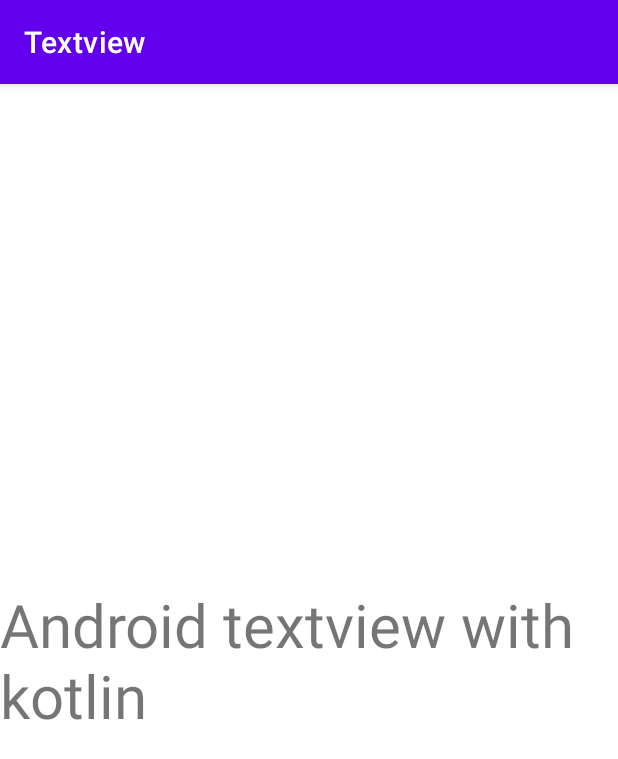
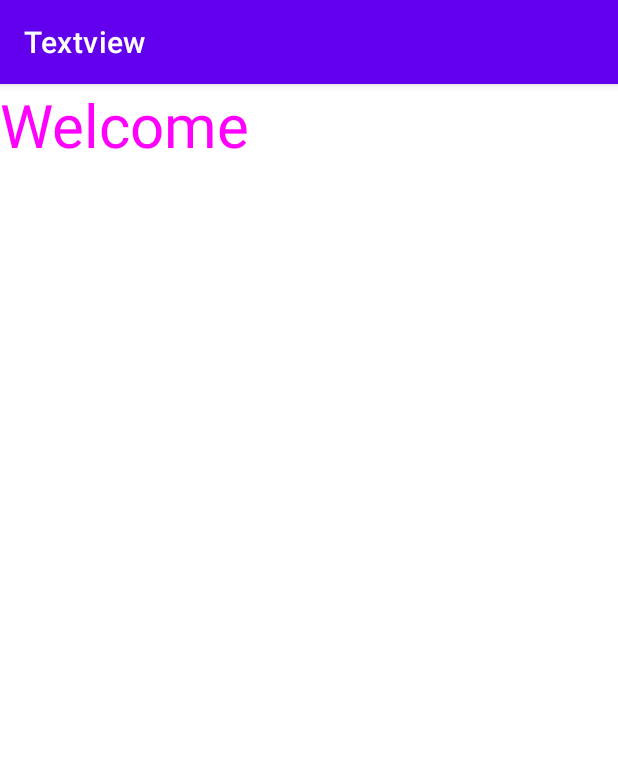
Before and after one commit to Rakibul66/Android-Devlopment-with-kotlin, an Android app: the screen it shows after launch (MainActivity), on a phone screen of 412 x 824 dp. Shown: the top 759 px of the screen. Run offline under Robolectric (Android 15) with nearby library versions, the phone set to English and light mode, and no system bars.

Commit message:
Dynamic Textview with kotlin ,Relativelayout

```diff
--- a/app/src/main/java/com/kotlin/textview/MainActivity.kt
+++ b/app/src/main/java/com/kotlin/textview/MainActivity.kt
@@ -1,7 +1,11 @@
 package com.kotlin.textview
 
+import android.graphics.Color
 import androidx.appcompat.app.AppCompatActivity
 import android.os.Bundle
+import android.util.TypedValue
+import android.view.ViewGroup
+import android.widget.RelativeLayout
 import android.widget.TextView
 import android.widget.Toast
 
@@ -9,11 +13,28 @@ class MainActivity : AppCompatActivity() {
     override fun onCreate(savedInstanceState: Bundle?) {
         super.onCreate(savedInstanceState)
         setContentView(R.layout.activity_main)
-        // finding the textView
-        val textView = findViewById(R.id.text_view_id) as TextView
-        //onclick
-        textView?.setOnClickListener{ Toast.makeText(this@MainActivity,
-            "COMPUTER SCIENCE PORTAL", Toast.LENGTH_LONG).show() }
+        val layout = findViewById<RelativeLayout>(R.id.root)
+
+        // Create TextView programmatically.
+        val textView = TextView(this)
+
+        // setting height and width
+        textView.layoutParams= RelativeLayout.LayoutParams(
+                ViewGroup.LayoutParams.WRAP_CONTENT,
+                ViewGroup.LayoutParams.WRAP_CONTENT)
+        // setting text
+        textView.setText("Welcome")
+        textView.setTextSize(TypedValue.COMPLEX_UNIT_SP, 40f)
+        textView.setTextColor(Color.MAGENTA)
+        // onClick the text a message will be displayed "HELLO GEEK"
+        textView.setOnClickListener()
+        {
+            Toast.makeText(this@MainActivity, "HELLO Everyone!",
+                    Toast.LENGTH_LONG).show()
+        }
+
+        // Add TextView to LinearLayout
+        layout ?.addView(textView)
 
     }
 }
--- a/app/src/main/res/layout/activity_main.xml
+++ b/app/src/main/res/layout/activity_main.xml
@@ -1,20 +1,12 @@
 <?xml version="1.0" encoding="utf-8"?>
-<androidx.constraintlayout.widget.ConstraintLayout xmlns:android="http://schemas.android.com/apk/res/android"
+<RelativeLayout
+    xmlns:android="http://schemas.android.com/apk/res/android"
+    xmlns:tools="http://schemas.android.com/tools"
     xmlns:app="http://schemas.android.com/apk/res-auto"
-    xmlns:tools="http://schemas.android.com/tools"
     android:layout_width="match_parent"
     android:layout_height="match_parent"
+    android:id="@+id/root"
     tools:context=".MainActivity">
 
-    <TextView
-        android:layout_width="wrap_content"
-        android:id="@+id/text_view_id"
-        android:layout_height="wrap_content"
-        android:textSize="40sp"
-        android:text="@string/text_view"
-        app:layout_constraintBottom_toBottomOf="parent"
-        app:layout_constraintLeft_toLeftOf="parent"
-        app:layout_constraintRight_toRightOf="parent"
-        app:layout_constraintTop_toTopOf="parent" />
 
-</androidx.constraintlayout.widget.ConstraintLayout>
+</RelativeLayout>
```
